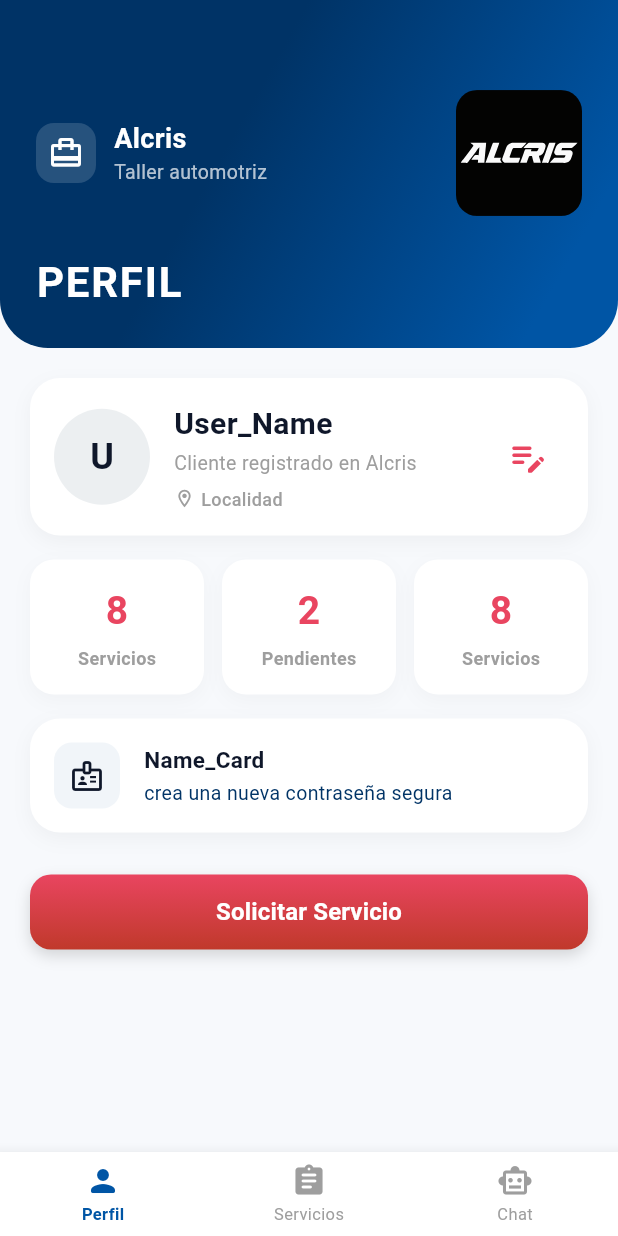
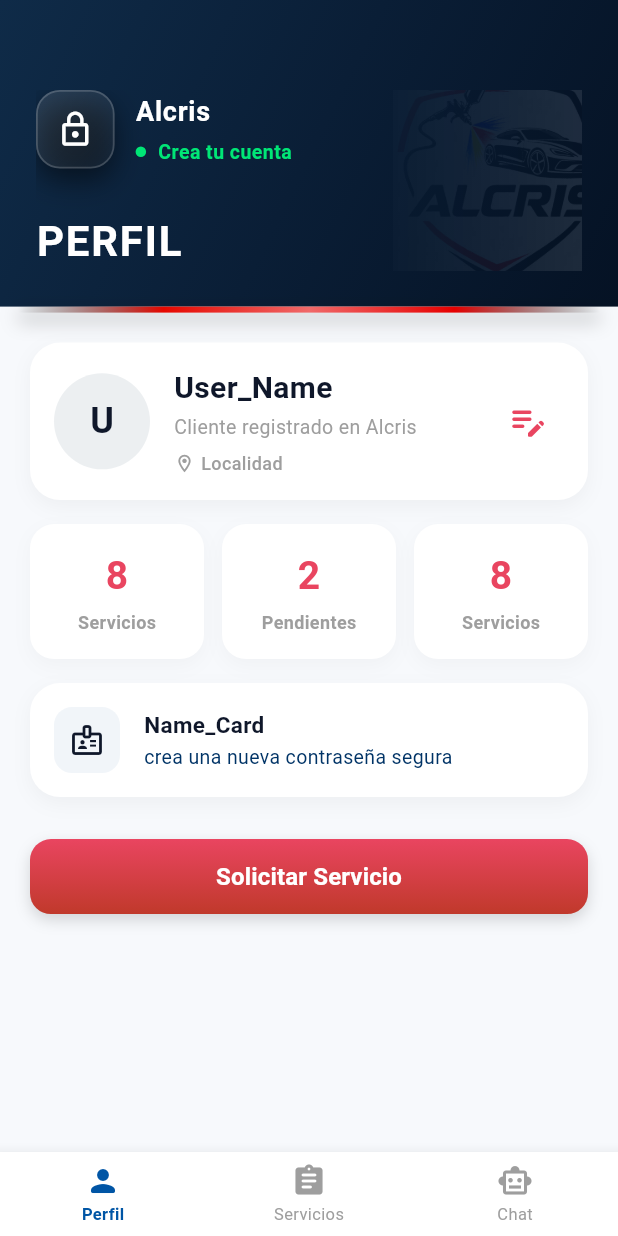
Before and after one commit to JAHACARI/ALCRIS, a Flutter app: the PerfilScreen screen opened directly, on a phone screen of 412 x 824 dp. Run offline on Flutter 3.47's test engine with Material 3 defaults, Android fonts, the light colour scheme and no system bars; our stand-ins replace flutter_svg; network calls fail.

Commit message:
appbar completo mejorado

```diff
--- a/frontend/alcris/lib/screen/servicios/servicio.dart
+++ b/frontend/alcris/lib/screen/servicios/servicio.dart
@@ -88,7 +88,7 @@
       body: Column(
         children: [
           // El chat tiene su propia cabecera oscura; no mostrar CabeceraAzul
-          if (!esChat) CabeceraAzul(titulo: titulos[_currentIndex]),
+          if (!esChat) CabeceraPremium(titulo: titulos[_currentIndex]),
           Expanded(
             child: IndexedStack(
               index: _currentIndex,
--- a/frontend/alcris/lib/screen/user/perfilusuario.dart
+++ b/frontend/alcris/lib/screen/user/perfilusuario.dart
@@ -22,7 +22,7 @@
       backgroundColor: const Color(0xFFF7F9FC),
       body: Column(
         children: [
-          const CabeceraAzul(titulo: 'PERFIL'),
+          const CabeceraPremium(titulo: 'PERFIL'),
           Expanded(
             child: SingleChildScrollView(
               padding: const EdgeInsets.all(20),
--- a/frontend/alcris/lib/widgets/servicios/cabeceraazul.dart
+++ b/frontend/alcris/lib/widgets/servicios/cabeceraazul.dart
@@ -1,23 +1,63 @@
 import 'package:flutter/material.dart';
 import 'package:flutter_svg/flutter_svg.dart';
 
-class CabeceraAzul extends StatelessWidget {
+class CabeceraPremium extends StatelessWidget {
   final String titulo;
-  const CabeceraAzul({super.key, required this.titulo});
+
+  const CabeceraPremium({super.key, required this.titulo});
 
   @override
   Widget build(BuildContext context) {
-    return Container(
+    return Column(
+      mainAxisSize: MainAxisSize.min,
+      children: [
+        // 1. Contenedor Principal (Cabecera con bordes inferiores redondeados)
+        Container(
           width: double.infinity,
           decoration: const BoxDecoration(
             gradient: LinearGradient(
-          colors: [Color(0xFF003366), Color(0xFF0055A5)],
-          begin: Alignment.topCenter,
+              colors: [Color(0xFF0F2B48), Color(0xFF0A1E36), Color(0xFF051224)],
+              stops: [0.0, 0.5, 1.0],
+              begin: Alignment.topLeft,
+              end: Alignment.bottomRight,
             ),
-        borderRadius: BorderRadius.vertical(bottom: Radius.circular(32)),
+
           ),
-      padding: const EdgeInsets.only(top: 60, left: 24, right: 24, bottom: 24),
-      child: Column(
+          padding: const EdgeInsets.only(
+            top: 60,
+            left: 24,
+            right: 24,
+            bottom: 24,
+          ),
+          child: Stack(
+            children: [
+              // Logotipo de fondo con degradado de opacidad (Fondo JPG sutil)
+              Positioned(
+                right: -40,
+                top: -10,
+                bottom: -10,
+                child: ShaderMask(
+                  shaderCallback: (rect) {
+                    return const LinearGradient(
+                      colors: [Colors.transparent, Colors.white],
+                      begin: Alignment.centerLeft,
+                      end: Alignment.centerRight,
+                    ).createShader(rect);
+                  },
+                  blendMode: BlendMode.dstIn,
+                  child: Opacity(
+                    opacity: 0.12,
+                    child: Image.asset(
+                      'assets/images/logo.jpg',
+                      width: 190,
+                      fit: BoxFit.contain,
+                    ),
+                  ),
+                ),
+              ),
+
+              // Contenido Principal (Fila Superior de Identidad + Título Inferior)
+              Column(
                 crossAxisAlignment: CrossAxisAlignment.start,
                 children: [
                   Row(
@@ -25,46 +65,83 @@
                     children: [
                       Row(
                         children: [
+                          // Contenedor del Icono con efecto de cristal (Glassmorphism)
                           Container(
-                    padding: const EdgeInsets.all(8),
+                            padding: const EdgeInsets.all(12),
                             decoration: BoxDecoration(
-                      color: Colors.white.withValues(alpha: 0.15),
-                      borderRadius: BorderRadius.circular(12),
+                              gradient: LinearGradient(
+                                colors: [
+                                  Colors.white.withOpacity(0.12),
+                                  Colors.white.withOpacity(0.04),
+                                ],
+                                begin: Alignment.topLeft,
+                                end: Alignment.bottomRight,
                               ),
-                    child: const Icon(Icons.card_travel, color: Colors.white),
+                              borderRadius: BorderRadius.circular(16),
+                              border: Border.all(
+                                color: Colors.white.withOpacity(0.18),
+                                width: 1.2,
                               ),
-                  const SizedBox(width: 12),
-                  const Column(
+                              boxShadow: [
+                                BoxShadow(
+                                  color: Colors.black.withOpacity(0.5),
+                                  blurRadius: 16,
+                                  offset: const Offset(0, 8),
+                                ),
+                              ],
+                            ),
+                            child: const Icon(
+                              Icons.lock_outline,
+                              color: Colors.white,
+                              size: 26,
+                            ),
+                          ),
+                          const SizedBox(width: 14),
+                          // Bloque de Textos del Taller
+                          Column(
                             crossAxisAlignment: CrossAxisAlignment.start,
                             children: [
-                      Text(
+                              const Text(
                                 'Alcris',
                                 style: TextStyle(
                                   color: Colors.white,
                                   fontSize: 18,
                                   fontWeight: FontWeight.bold,
+                                  letterSpacing: 0.5,
                                 ),
                               ),
-                      Text(
-                        'Taller automotriz',
-                        style: TextStyle(color: Colors.white70, fontSize: 13),
+                              const SizedBox(height: 4),
+                              // Etiqueta de estado/registro en verde
+                              Row(
+                                children: [
+                                  Container(
+                                    width: 7,
+                                    height: 7,
+                                    decoration: const BoxDecoration(
+                                      color: Color(0xFF00E676),
+                                      shape: BoxShape.circle,
+                                    ),
+                                  ),
+                                  const SizedBox(width: 8),
+                                  const Text(
+                                    'Crea tu cuenta',
+                                    style: TextStyle(
+                                      color: Color(0xFF00E676),
+                                      fontSize: 13,
+                                      fontWeight: FontWeight.w600,
+                                      letterSpacing: 0.3,
+                                    ),
                                   ),
                                 ],
                               ),
                             ],
                           ),
-              ClipRRect(
-                borderRadius: BorderRadius.circular(14),
-                child: SvgPicture.asset(
-                  'assets/images/logo.svg',
-                  width: 84,
-                  height: 84,
-                  fit: BoxFit.contain,
-                ),
+                        ],
                       ),
                     ],
                   ),
-          const SizedBox(height: 24),
+                  const SizedBox(height: 28),
+                  // Texto Dinámico Principal (Título)
                   Text(
                     titulo,
                     style: const TextStyle(
@@ -76,6 +153,36 @@
                   ),
                 ],
               ),
+            ],
+          ),
+        ),
+
+        // 2. Línea de Degradado + Sombra Inferior de Flotado (Ajustada a la curvatura)
+        Container(
+          height: 4,
+          margin: const EdgeInsets.symmetric(
+            horizontal: 12,
+          ), // Margen sutil para estilizar la división redondeada
+          decoration: BoxDecoration(
+            gradient: const LinearGradient(
+              colors: [
+                Colors.transparent,
+                Color.fromARGB(255, 230, 8, 0),
+                Color.fromARGB(255, 240, 105, 105),
+                Color.fromARGB(255, 230, 0, 0),
+                Colors.transparent,
+              ],
+            ),
+            boxShadow: [
+              BoxShadow(
+                color: Colors.black.withOpacity(0.35),
+                blurRadius: 10,
+                offset: const Offset(0, 5),
+              ),
+            ],
+          ),
+        ),
+      ],
     );
   }
 }
```
Also changed, not shown: 1 other file. Lines whose indentation alone changed are shown as unchanged.
